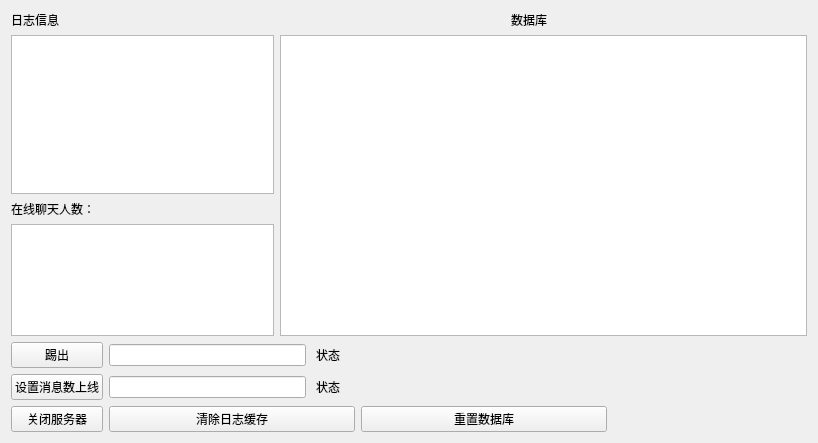
First picture: the form in Server/Server/server.ui, repository RH211-sys/qt---simple-online-chat-room, before the edit.
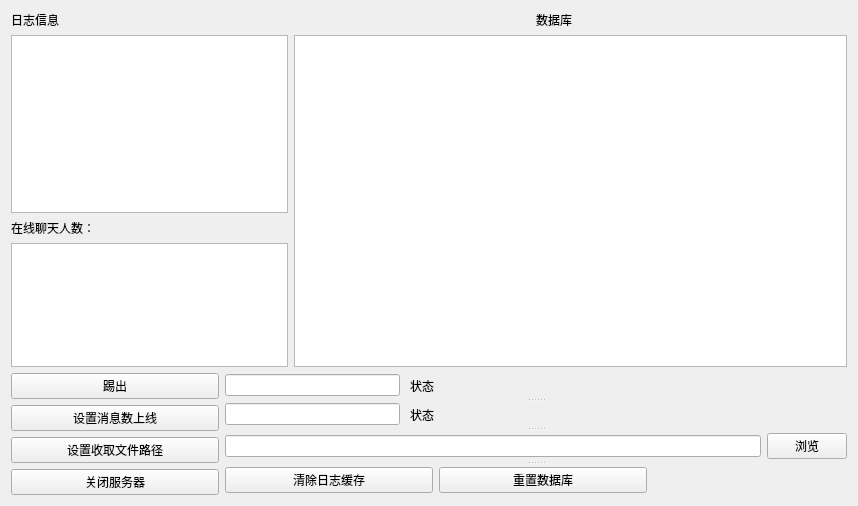
Second picture: the form after the edit.

Commit message: 完成服务器的自由设置路径功能

Patch:
```diff
--- a/Server/Server/server.ui
+++ b/Server/Server/server.ui
@@ -6,14 +6,14 @@
    <rect>
     <x>0</x>
     <y>0</y>
-    <width>818</width>
-    <height>443</height>
+    <width>858</width>
+    <height>506</height>
    </rect>
   </property>
   <property name="windowTitle">
    <string>Server</string>
   </property>
-  <layout class="QVBoxLayout" name="verticalLayout_4">
+  <layout class="QVBoxLayout" name="verticalLayout_3">
    <item>
     <layout class="QHBoxLayout" name="horizontalLayout_2" stretch="5,3">
      <item>
@@ -57,7 +57,7 @@
     </layout>
    </item>
    <item>
-    <layout class="QHBoxLayout" name="horizontalLayout_6">
+    <layout class="QHBoxLayout" name="horizontalLayout_7" stretch="1,3">
      <item>
       <layout class="QVBoxLayout" name="verticalLayout_2">
        <item>
@@ -74,6 +74,13 @@
          </property>
         </widget>
        </item>
+       <item>
+        <widget class="QPushButton" name="btnSetFileReceivePath">
+         <property name="text">
+          <string>设置收取文件路径</string>
+         </property>
+        </widget>
+       </item>
        <item>
         <widget class="QPushButton" name="btnSerClose">
          <property name="text">
@@ -84,8 +91,11 @@
       </layout>
      </item>
      <item>
-      <layout class="QVBoxLayout" name="verticalLayout_3">
-       <item>
+      <widget class="QSplitter" name="splitter">
+       <property name="orientation">
+        <enum>Qt::Vertical</enum>
+       </property>
+       <widget class="QWidget" name="layoutWidget">
         <layout class="QHBoxLayout" name="horizontalLayout_3" stretch="2,5">
          <property name="spacing">
           <number>10</number>
@@ -101,8 +111,8 @@
           </widget>
          </item>
         </layout>
-       </item>
-       <item>
+       </widget>
+       <widget class="QWidget" name="layoutWidget">
         <layout class="QHBoxLayout" name="horizontalLayout_4" stretch="2,5">
          <property name="spacing">
           <number>10</number>
@@ -118,8 +128,22 @@
           </widget>
          </item>
         </layout>
-       </item>
-       <item>
+       </widget>
+       <widget class="QWidget" name="layoutWidget">
+        <layout class="QHBoxLayout" name="horizontalLayout_6">
+         <item>
+          <widget class="QLineEdit" name="fileReceivePathEdit"/>
+         </item>
+         <item>
+          <widget class="QPushButton" name="btnFileReceivePathSearcher">
+           <property name="text">
+            <string>浏览</string>
+           </property>
+          </widget>
+         </item>
+        </layout>
+       </widget>
+       <widget class="QWidget" name="layoutWidget">
         <layout class="QHBoxLayout" name="horizontalLayout_5">
          <property name="rightMargin">
           <number>200</number>
@@ -139,8 +163,8 @@
           </widget>
          </item>
         </layout>
-       </item>
-      </layout>
+       </widget>
+      </widget>
      </item>
     </layout>
    </item>
```
The commit also changes 7 other files.
